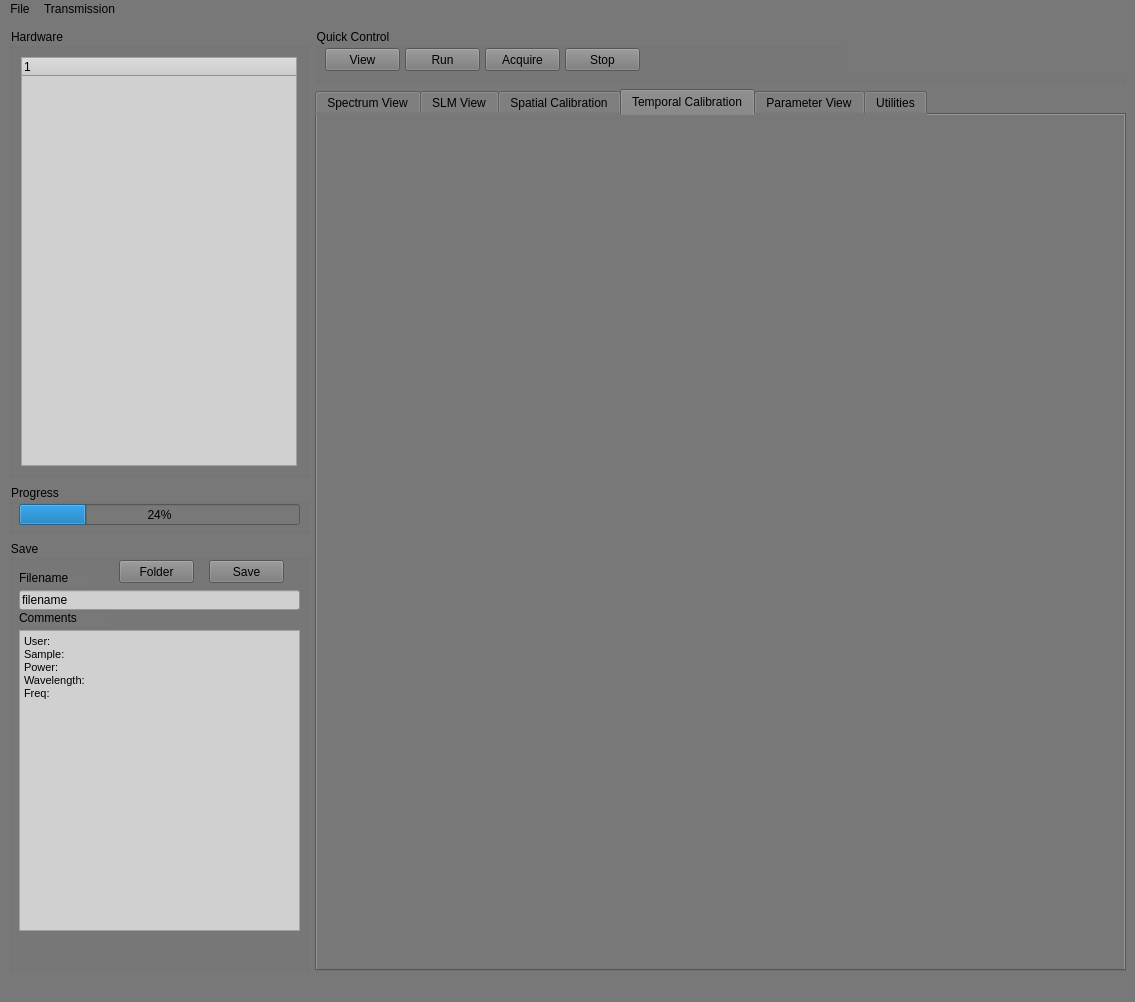
First picture: the form in src/GUI/main_GUI.ui, repository SilvaScience/colberto, before the edit.
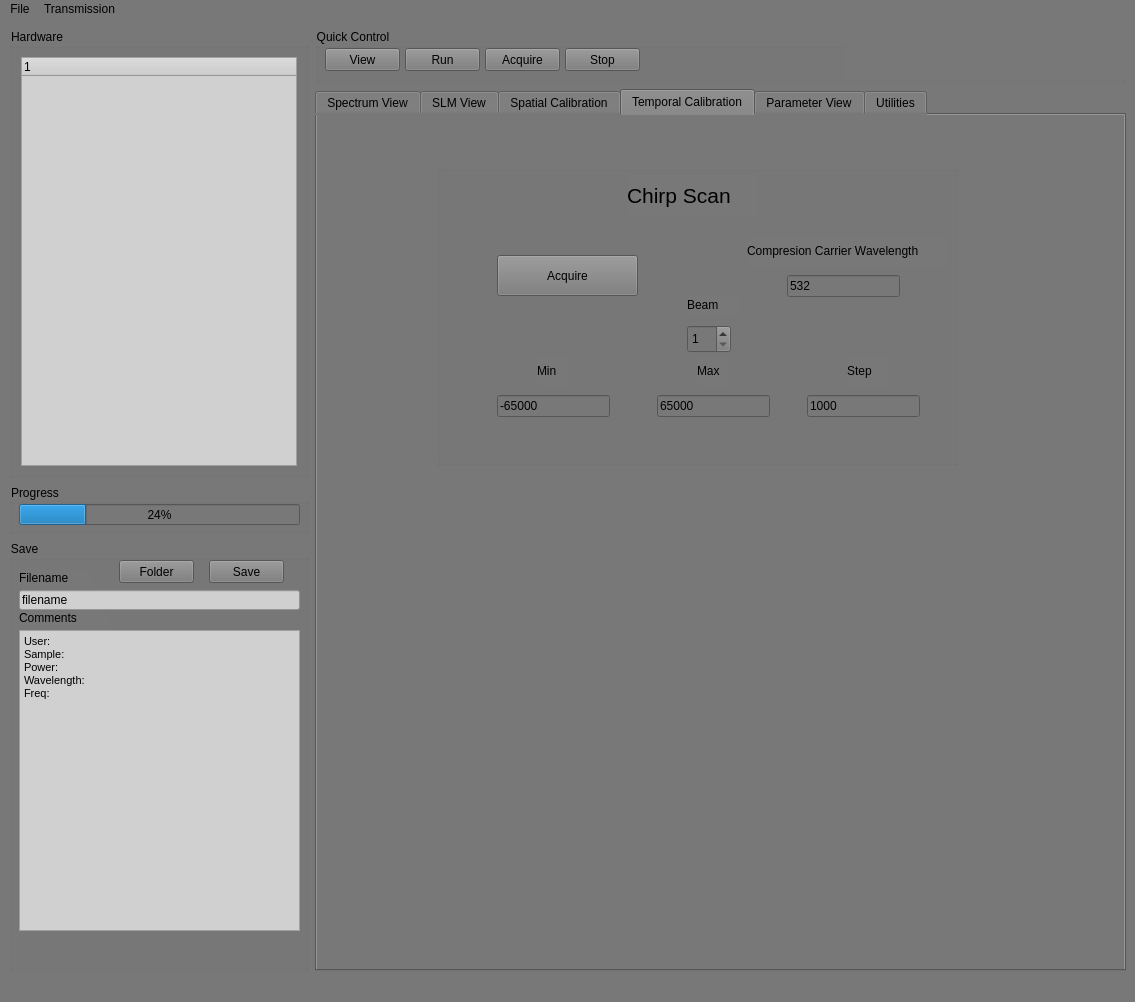
Second picture: the form after the edit. The open tabs and pages were chosen to show the change. Custom widgets are drawn as their Qt base class.

Commit message: Added_Chirp_Calibration_Demo

Patch:
```diff
--- a/src/GUI/main_GUI.ui
+++ b/src/GUI/main_GUI.ui
@@ -924,6 +924,213 @@
          <attribute name="title">
           <string>Temporal Calibration</string>
          </attribute>
+         <widget class="GraphicsLayoutWidget" name="Chirp_plot_layout" native="true">
+          <property name="enabled">
+           <bool>true</bool>
+          </property>
+          <property name="geometry">
+           <rect>
+            <x>200</x>
+            <y>390</y>
+            <width>371</width>
+            <height>281</height>
+           </rect>
+          </property>
+         </widget>
+         <widget class="QGroupBox" name="Chirp_scan_groupbox">
+          <property name="geometry">
+           <rect>
+            <x>120</x>
+            <y>50</y>
+            <width>521</width>
+            <height>301</height>
+           </rect>
+          </property>
+          <property name="font">
+           <font>
+            <weight>50</weight>
+            <bold>false</bold>
+            <underline>false</underline>
+            <kerning>false</kerning>
+           </font>
+          </property>
+          <property name="title">
+           <string/>
+          </property>
+          <property name="checkable">
+           <bool>false</bool>
+          </property>
+          <property name="checked">
+           <bool>false</bool>
+          </property>
+          <widget class="QLabel" name="label_vertical_calibration_box_3">
+           <property name="geometry">
+            <rect>
+             <x>190</x>
+             <y>10</y>
+             <width>131</width>
+             <height>41</height>
+            </rect>
+           </property>
+           <property name="font">
+            <font>
+             <pointsize>16</pointsize>
+            </font>
+           </property>
+           <property name="text">
+            <string>Chirp Scan</string>
+           </property>
+          </widget>
+          <widget class="QLineEdit" name="Compression_carrier_wavelength">
+           <property name="geometry">
+            <rect>
+             <x>350</x>
+             <y>110</y>
+             <width>113</width>
+             <height>22</height>
+            </rect>
+           </property>
+           <property name="text">
+            <string>532</string>
+           </property>
+          </widget>
+          <widget class="QLabel" name="grating_period_label_8">
+           <property name="geometry">
+            <rect>
+             <x>310</x>
+             <y>70</y>
+             <width>201</width>
+             <height>31</height>
+            </rect>
+           </property>
+           <property name="text">
+            <string>Compresion Carrier Wavelength</string>
+           </property>
+          </widget>
+          <widget class="QLineEdit" name="Chirp_min">
+           <property name="geometry">
+            <rect>
+             <x>60</x>
+             <y>230</y>
+             <width>113</width>
+             <height>22</height>
+            </rect>
+           </property>
+           <property name="text">
+            <string>-65000</string>
+           </property>
+          </widget>
+          <widget class="QLineEdit" name="Chirp_max">
+           <property name="geometry">
+            <rect>
+             <x>220</x>
+             <y>230</y>
+             <width>113</width>
+             <height>22</height>
+            </rect>
+           </property>
+           <property name="text">
+            <string>65000</string>
+           </property>
+          </widget>
+          <widget class="QLabel" name="grating_period_label_9">
+           <property name="geometry">
+            <rect>
+             <x>410</x>
+             <y>190</y>
+             <width>41</width>
+             <height>31</height>
+            </rect>
+           </property>
+           <property name="text">
+            <string>Step</string>
+           </property>
+          </widget>
+          <widget class="QLabel" name="grating_period_label_10">
+           <property name="geometry">
+            <rect>
+             <x>260</x>
+             <y>190</y>
+             <width>31</width>
+             <height>31</height>
+            </rect>
+           </property>
+           <property name="text">
+            <string>Max</string>
+           </property>
+          </widget>
+          <widget class="QLabel" name="grating_period_label_11">
+           <property name="geometry">
+            <rect>
+             <x>100</x>
+             <y>190</y>
+             <width>31</width>
+             <height>31</height>
+            </rect>
+           </property>
+           <property name="text">
+            <string>Min</string>
+           </property>
+          </widget>
+          <widget class="QLineEdit" name="Chirp_step">
+           <property name="geometry">
+            <rect>
+             <x>370</x>
+             <y>230</y>
+             <width>113</width>
+             <height>22</height>
+            </rect>
+           </property>
+           <property name="text">
+            <string>1000</string>
+           </property>
+          </widget>
+          <widget class="QPushButton" name="Acquire_data_temp_calibration">
+           <property name="geometry">
+            <rect>
+             <x>60</x>
+             <y>90</y>
+             <width>141</width>
+             <height>41</height>
+            </rect>
+           </property>
+           <property name="text">
+            <string>Acquire</string>
+           </property>
+          </widget>
+          <widget class="QLabel" name="grating_period_label_12">
+           <property name="geometry">
+            <rect>
+             <x>250</x>
+             <y>130</y>
+             <width>51</width>
+             <height>19</height>
+            </rect>
+           </property>
+           <property name="text">
+            <string>Beam</string>
+           </property>
+          </widget>
+          <widget class="QSpinBox" name="Beam_spin_box">
+           <property name="geometry">
+            <rect>
+             <x>250</x>
+             <y>160</y>
+             <width>44</width>
+             <height>28</height>
+            </rect>
+           </property>
+           <property name="minimum">
+            <number>1</number>
+           </property>
+           <property name="maximum">
+            <number>10</number>
+           </property>
+           <property name="value">
+            <number>1</number>
+           </property>
+          </widget>
+         </widget>
         </widget>
         <widget class="QWidget" name="parameter_tab">
          <attribute name="title">
```
Left out of the diff: 14 changed lines with no effect on the pictures. The commit also changes 4 other files.
